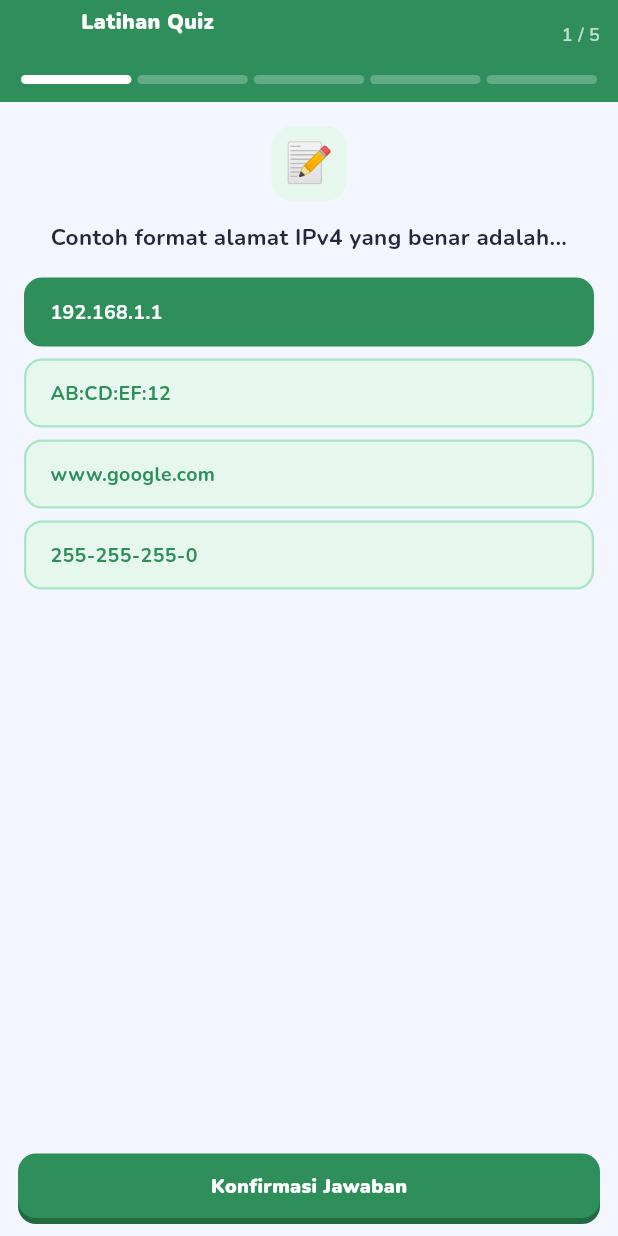
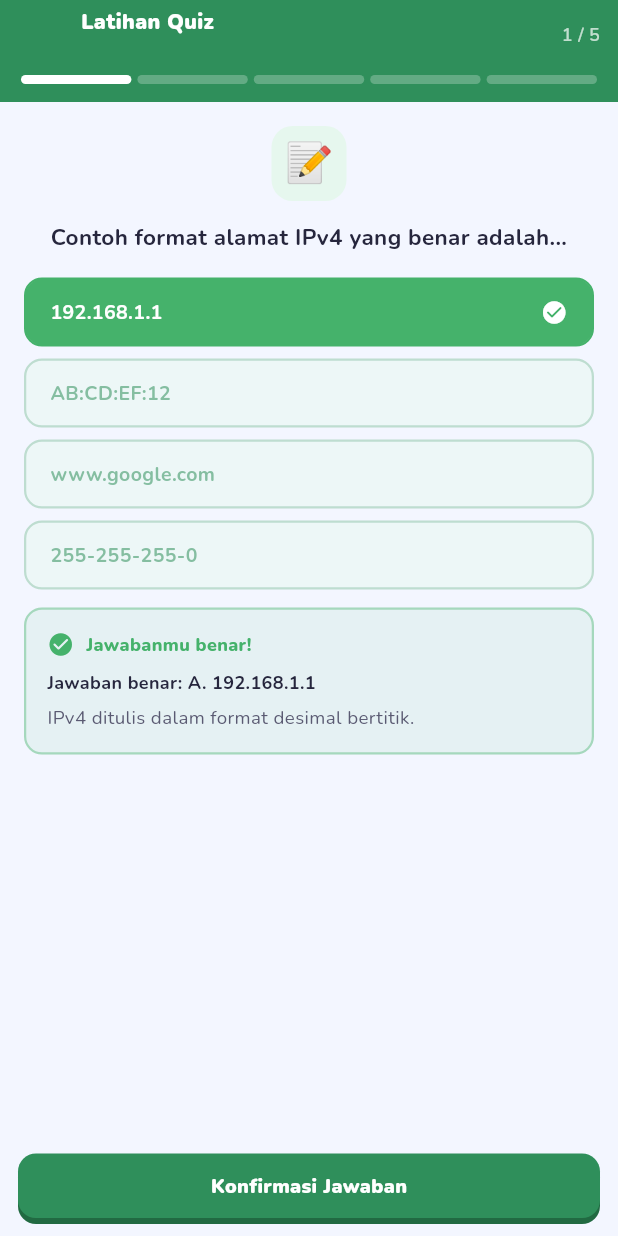
Before and after one commit to prasproject/netlearn, a Flutter app: the PracticeQuizScreen screen opened directly with empty values, after a tap on "192.168.1.1", on a phone screen of 412 x 824 dp. Run offline on Flutter 3.47's test engine with Material 3 defaults, Android fonts, the phone set to English and light mode, and no system bars; drawn by our look-alikes of flutter_animate; our stand-ins replace audioplayers, cloud_firestore, firebase_analytics, firebase_auth, firebase_core, firebase_database and 12 more; missing offline and left inert: dart:html, excel, flutter_welcome_kit; accounts and stored records are empty; project files that could hold a hidden picture were left out.

Commit message:
revisi 2

```diff
--- /dev/null
+++ b/lib/core/widgets/answer_feedback.dart
@@ -0,0 +1,149 @@
+import 'package:flutter/material.dart';
+import 'package:flutter_animate/flutter_animate.dart';
+import '../constants/app_colors.dart';
+import '../constants/app_dimensions.dart';
+import '../constants/app_text_styles.dart';
+
+/// Warna & ikon satu opsi jawaban setelah siswa menjawab.
+///
+/// Dipakai bersama oleh layar Latihan dan Post-Test supaya umpan baliknya
+/// konsisten: jawaban benar selalu ditandai hijau, meski siswa salah memilih.
+class AnswerOptionStyle {
+  const AnswerOptionStyle({
+    required this.background,
+    required this.border,
+    required this.foreground,
+    this.icon,
+  });
+
+  final Color background;
+  final Color border;
+  final Color foreground;
+  final IconData? icon;
+}
+
+/// Menentukan tampilan opsi ke-[index] berdasarkan status jawaban.
+///
+/// Sebelum dijawab, opsi memakai gaya netral [baseColor]/[baseSurface];
+/// setelah dijawab, opsi benar jadi hijau dan pilihan salah jadi merah.
+AnswerOptionStyle resolveAnswerOptionStyle({
+  required int index,
+  required int correctIndex,
+  required int? selectedIndex,
+  required bool answered,
+  required Color baseColor,
+  required Color baseSurface,
+}) {
+  final isSelected = selectedIndex == index;
+
+  if (!answered) {
+    return AnswerOptionStyle(
+      background: isSelected ? baseColor : baseSurface,
+      border: baseColor,
+      foreground: isSelected ? Colors.white : baseColor,
+    );
+  }
+
+  if (index == correctIndex) {
+    return const AnswerOptionStyle(
+      background: AppColors.success,
+      border: AppColors.success,
+      foreground: Colors.white,
+      icon: Icons.check_circle_rounded,
+    );
+  }
+
+  if (isSelected) {
+    return const AnswerOptionStyle(
+      background: AppColors.error,
+      border: AppColors.error,
+      foreground: Colors.white,
+      icon: Icons.cancel_rounded,
+    );
+  }
+
+  return AnswerOptionStyle(
+    background: baseSurface.withValues(alpha: 0.5),
+    border: baseColor.withValues(alpha: 0.25),
+    foreground: baseColor.withValues(alpha: 0.55),
+  );
+}
+
+/// Kartu pembahasan yang muncul setelah siswa menjawab: benar/salah, kunci
+/// jawaban lengkap dengan hurufnya, dan penjelasan soal bila tersedia.
+class AnswerFeedbackCard extends StatelessWidget {
+  const AnswerFeedbackCard({
+    super.key,
+    required this.isCorrect,
+    required this.correctIndex,
+    required this.correctAnswer,
+    this.explanation,
+  });
+
+  final bool isCorrect;
+  final int correctIndex;
+  final String correctAnswer;
+  final String? explanation;
+
+  static const _letters = ['A', 'B', 'C', 'D', 'E'];
+
+  @override
+  Widget build(BuildContext context) {
+    final color = isCorrect ? AppColors.success : AppColors.error;
+    final letter = correctIndex >= 0 && correctIndex < _letters.length
+        ? _letters[correctIndex]
+        : '-';
+
+    return Container(
+      width: double.infinity,
+      margin: const EdgeInsets.only(top: 4),
+      padding: const EdgeInsets.all(14),
+      decoration: BoxDecoration(
+        color: color.withValues(alpha: 0.08),
+        borderRadius: BorderRadius.circular(AppDimensions.radiusLarge),
+        border: Border.all(color: color.withValues(alpha: 0.4), width: 1.5),
+      ),
+      child: Column(
+        crossAxisAlignment: CrossAxisAlignment.start,
+        children: [
+          Row(
+            children: [
+              Icon(
+                isCorrect ? Icons.check_circle_rounded : Icons.cancel_rounded,
+                color: color,
+                size: 18,
+              ),
+              const SizedBox(width: 8),
+              Text(
+                isCorrect ? 'Jawabanmu benar!' : 'Jawabanmu belum tepat',
+                style: AppTextStyles.bodySmall.copyWith(
+                  color: color,
+                  fontWeight: FontWeight.w800,
+                ),
+              ),
+            ],
+          ),
+          const SizedBox(height: 8),
+          Text(
+            'Jawaban benar: $letter. $correctAnswer',
+            style: AppTextStyles.bodySmall.copyWith(
+              color: AppColors.textPrimary,
+              fontWeight: FontWeight.w700,
+            ),
+          ),
+          if (explanation != null && explanation!.trim().isNotEmpty) ...[
+            const SizedBox(height: 6),
+            Text(
+              explanation!,
+              style: AppTextStyles.paragraph.copyWith(
+                fontSize: 12.5,
+                color: AppColors.textSecondary,
+                height: 1.45,
+              ),
+            ),
+          ],
+        ],
+      ),
+    ).animate().fadeIn(duration: 250.ms).slideY(begin: 0.08);
+  }
+}
--- a/lib/presentation/profile/profile_screen.dart
+++ b/lib/presentation/profile/profile_screen.dart
@@ -254,7 +254,8 @@ class ProfileScreen extends ConsumerWidget {
         title: const Text('Reset data belajar?'),
         content: const Text(
           'Semua progress materi, skor quiz, badge, XP, dan streak akan dihapus. '
-          'Akun dan pengaturan audio tetap tersimpan. Tindakan ini tidak dapat dibatalkan.',
+          'Akun dan pengaturan audio tetap tersimpan. Pre-Test akan terbuka lagi '
+          'setelah reset. Tindakan ini tidak dapat dibatalkan.',
         ),
         actions: [
           TextButton(
--- a/lib/presentation/quiz/practice_quiz_screen.dart
+++ b/lib/presentation/quiz/practice_quiz_screen.dart
@@ -5,6 +5,7 @@ import 'package:go_router/go_router.dart';
 import '../../core/constants/app_colors.dart';
 import '../../core/constants/app_strings.dart';
 import '../../core/constants/app_text_styles.dart';
+import '../../core/widgets/answer_feedback.dart';
 import '../../core/widgets/gradient_button.dart';
 import '../../data/models/quiz_model.dart';
 import '../../domain/providers/quiz_provider.dart';
@@ -228,17 +229,25 @@ class _PracticeQuizScreenState extends ConsumerState<PracticeQuizScreen> {
                     ).animate().fadeIn(delay: 100.ms),
                     const SizedBox(height: 16),
                     ...List.generate(q.options.length, (i) {
-                      final isSelected = quiz.answers[quiz.currentQuestionIndex] == i;
+                      // Setelah dijawab, kunci jawaban selalu ikut ditandai —
+                      // benar atau salah pilihan siswa.
+                      final style = resolveAnswerOptionStyle(
+                        index: i,
+                        correctIndex: q.correctIndex,
+                        selectedIndex: quiz.answers[quiz.currentQuestionIndex],
+                        answered: hasAnswer,
+                        baseColor: AppColors.secondaryGreen,
+                        baseSurface: AppColors.secondaryGreenSurface,
+                      );
                       return Padding(
                         padding: const EdgeInsets.only(bottom: 8),
                         child: GestureDetector(
                           onTap: () {
-                            if (!hasAnswer) {
+                            if (hasAnswer) return;
                             final isCorrect = i == q.correctIndex;
                             ref.read(audioProvider.notifier).playSfx(
                                   isCorrect ? SoundEffect.correct : SoundEffect.incorrect,
                                 );
-                            }
                             ref.read(quizProvider.notifier).selectAnswer(i);
                           },
                           child: AnimatedContainer(
@@ -246,23 +255,37 @@ class _PracticeQuizScreenState extends ConsumerState<PracticeQuizScreen> {
                             width: double.infinity,
                             padding: const EdgeInsets.symmetric(horizontal: 16, vertical: 12),
                             decoration: BoxDecoration(
-                              color: isSelected ? AppColors.secondaryGreen : AppColors.secondaryGreenSurface,
+                              color: style.background,
                               borderRadius: BorderRadius.circular(12),
-                              border: Border.all(
-                                color: isSelected ? AppColors.secondaryGreen : AppColors.secondaryGreenAccent,
-                                width: 1.5,
+                              border: Border.all(color: style.border, width: 1.5),
                             ),
-                            ),
+                            child: Row(
+                              children: [
+                                Expanded(
                                   child: Text(
                                     q.options[i],
                                     style: AppTextStyles.quizOption.copyWith(
-                                color: isSelected ? Colors.white : AppColors.secondaryGreen,
+                                      color: style.foreground,
                                     ),
+                                  ),
+                                ),
+                                if (style.icon != null) ...[
+                                  const SizedBox(width: 8),
+                                  Icon(style.icon, color: style.foreground, size: 18),
+                                ],
+                              ],
                             ),
                           ),
                         ).animate().slideX(begin: 0.03, delay: (i * 60).ms, duration: 300.ms).fadeIn(),
                       );
                     }),
+                    if (hasAnswer)
+                      AnswerFeedbackCard(
+                        isCorrect: quiz.answers[quiz.currentQuestionIndex] == q.correctIndex,
+                        correctIndex: q.correctIndex,
+                        correctAnswer: q.options[q.correctIndex],
+                        explanation: q.explanation,
+                      ),
                   ],
                 ),
               ),
```
Also changed, not shown: lib/core/widgets/student_icon.dart (+57 -0 lines), lib/presentation/home/home_screen.dart (+58 -40 lines), lib/presentation/quiz/posttest_quiz_screen.dart (+32 -19 lines). Lines whose indentation alone changed are shown as unchanged.
